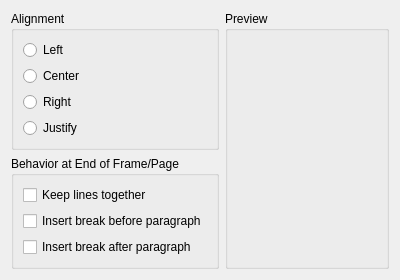
KDE/krita, file plugins/textshape/dialogs/ParagraphLayout.ui: the form before one commit.
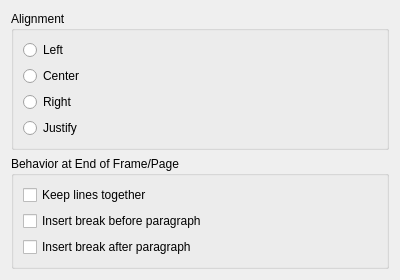
The form after the commit.

Commit message: Preview layout uses QTextLayout for paragraph preview. It is still not perfect yet though Clean up paragraph dialog

Diff of the .ui file:
```diff
--- a/plugins/textshape/dialogs/ParagraphLayout.ui
+++ b/plugins/textshape/dialogs/ParagraphLayout.ui
@@ -6,7 +6,7 @@
     <x>0</x>
     <y>0</y>
     <width>400</width>
-    <height>273</height>
+    <height>279</height>
    </rect>
   </property>
   <layout class="QGridLayout" >
@@ -47,13 +47,6 @@
      </layout>
     </widget>
    </item>
-   <item rowspan="3" row="0" column="1" >
-    <widget class="QGroupBox" name="previewPane" >
-     <property name="title" >
-      <string>Preview</string>
-     </property>
-    </widget>
-   </item>
    <item row="1" column="0" >
     <widget class="QGroupBox" name="groupBox_2" >
      <property name="title" >
```
Left out of the diff: 2 changed lines with no effect on the pictures. The commit also changes 18 other files.
